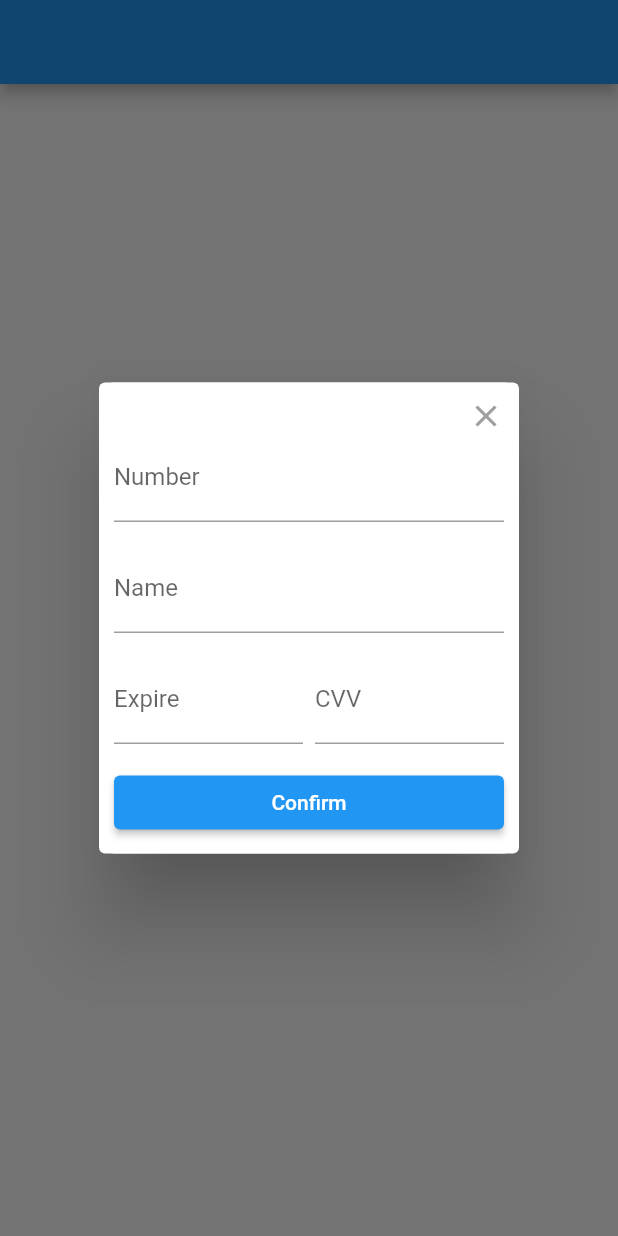
After one commit to ufznr37/flutter-custom-dialog, a Flutter app: the screen it shows after launch, after a tap on "Credit Dialog", on a phone screen of 412 x 824 dp. The commit adds this screen. Run offline on Flutter 3.47's test engine with Material 2 defaults, Android fonts, the phone set to English and light mode, and no system bars.

Commit message:
fix: Added credit card dialog

```diff
--- /dev/null
+++ b/lib/custom_dialog/credit_card_dialog.dart
@@ -0,0 +1,177 @@
+import 'package:flutter/material.dart';
+import 'package:flutter/services.dart';
+import 'package:flutter_custom_dialog/custom_dialog/credit_card_validation.dart';
+import 'package:flutter_custom_dialog/custom_dialog/credit_formatters.dart';
+
+class CreditCard {
+  final String cardNumber;
+  final String cardHolder;
+  final String expiryMonth;
+  final String expiryYear;
+  final String cvv;
+
+  CreditCard(
+      {required this.cardNumber,
+      required this.cardHolder,
+      required this.expiryMonth,
+      required this.expiryYear,
+      required this.cvv});
+}
+
+class CreditCardDialog extends StatelessWidget {
+  CreditCardDialog({Key? key, this.onConfirm}) : super(key: key);
+
+  final Function(CreditCard creditCard)? onConfirm;
+  final _formKey = GlobalKey<FormState>();
+  final _numberController = TextEditingController();
+  final _nameController = TextEditingController();
+  final _expiryController = TextEditingController();
+  final _cvvController = TextEditingController();
+
+  void _onPressed(BuildContext context) {
+    if (_formKey.currentState?.validate() ?? false) {
+      final cardNumber = _numberController.text.toString().replaceAll(' ', '');
+      final cardHolder = _nameController.text.toString();
+      final expiryDateSplit = _expiryController.text.toString().split('/');
+      final expiryMonth = expiryDateSplit[0];
+      final expiryYear = expiryDateSplit[1];
+      final cvv = _cvvController.text.toString();
+      onConfirm?.call(CreditCard(
+          cardNumber: cardNumber,
+          cardHolder: cardHolder,
+          expiryMonth: expiryMonth,
+          expiryYear: expiryYear,
+          cvv: cvv));
+    }
+  }
+
+  @override
+  Widget build(BuildContext context) {
+    return AlertDialog(
+      insetPadding: const EdgeInsets.symmetric(horizontal: 10),
+      contentPadding: EdgeInsets.zero,
+      content: Container(
+        decoration: const BoxDecoration(
+          borderRadius: BorderRadius.all(Radius.circular(10)),
+        ),
+        child: Material(
+          color: Colors.transparent,
+          child: Container(
+            decoration: const BoxDecoration(
+                color: Colors.white,
+                borderRadius: BorderRadius.all(Radius.circular(10))),
+            padding: const EdgeInsets.all(10),
+            child: SingleChildScrollView(
+              child: Form(
+                key: _formKey,
+                child: Column(
+                  mainAxisSize: MainAxisSize.min,
+                  children: [
+                    Align(
+                      alignment: Alignment.topRight,
+                      child: GestureDetector(
+                        onTap: () => Navigator.of(context).pop(),
+                        child: const Icon(
+                          Icons.clear,
+                          color: Colors.grey,
+                        ),
+                      ),
+                    ),
+                    TextFormField(
+                      controller: _numberController,
+                      keyboardType: TextInputType.number,
+                      inputFormatters: [
+                        FilteringTextInputFormatter.digitsOnly,
+                        LengthLimitingTextInputFormatter(16),
+                        CardNumberInputFormatter(),
+                      ],
+                      validator: (value) {
+                        if (CreditCardValidation.isCardNumber(value)) {
+                          return null;
+                        }
+                        return "Invalid Card number";
+                      },
+                      decoration: const InputDecoration(
+                        labelText: "Number",
+                      ),
+                    ),
+                    const SizedBox(
+                      height: 15,
+                    ),
+                    TextFormField(
+                      controller: _nameController,
+                      decoration: const InputDecoration(
+                        labelText: "Name",
+                      ),
+                      validator: (value) {
+                        if (CreditCardValidation.isName(value)) {
+                          return null;
+                        }
+                        return "Invalid Name";
+                      },
+                    ),
+                    const SizedBox(height: 15),
+                    Row(
+                      children: [
+                        Expanded(
+                          child: TextFormField(
+                            controller: _expiryController,
+                            keyboardType: TextInputType.number,
+                            inputFormatters: [
+                              FilteringTextInputFormatter.digitsOnly,
+                              LengthLimitingTextInputFormatter(4),
+                              CardMonthInputFormatter()
+                            ],
+                            decoration: const InputDecoration(
+                              labelText: "Expire",
+                            ),
+                            validator: (value) {
+                              if (CreditCardValidation.isExpiryDate(value)) {
+                                return null;
+                              }
+                              return "Invalid Expiry date";
+                            },
+                          ),
+                        ),
+                        const SizedBox(
+                          width: 8,
+                        ),
+                        Expanded(
+                          child: TextFormField(
+                            controller: _cvvController,
+                            keyboardType: TextInputType.number,
+                            inputFormatters: [
+                              FilteringTextInputFormatter.digitsOnly,
+                              LengthLimitingTextInputFormatter(3),
+                            ],
+                            textInputAction: TextInputAction.done,
+                            decoration: const InputDecoration(
+                              labelText: "CVV",
+                            ),
+                            validator: (value) {
+                              if (CreditCardValidation.isCvv(value)) {
+                                return null;
+                              }
+                              return 'Invalid CVV';
+                            },
+                          ),
+                        )
+                      ],
+                    ),
+                    const SizedBox(height: 15),
+                    SizedBox(
+                      width: double.infinity,
+                      child: ElevatedButton(
+                          onPressed: () => _onPressed(context),
+                          child: const Text("Confirm")),
+                    )
+                  ],
+                ),
+              ),
+            ),
+          ),
+        ),
+      ),
+    );
+  }
+}
--- a/lib/main.dart
+++ b/lib/main.dart
@@ -1,4 +1,5 @@
 import 'package:flutter/material.dart';
+import 'package:flutter_custom_dialog/custom_dialog/credit_card_dialog.dart';
 import 'package:flutter_custom_dialog/platform_dialog/platform_dialog.dart';
 
 void main() {
@@ -28,15 +29,30 @@ class HomePage extends StatelessWidget {
     PlatformDialog.show(context);
   }
 
+  void _showCreditCardDialog(BuildContext context) {
+    showDialog(context: context, builder: (context) => CreditCardDialog());
+  }
+
   @override
   Widget build(BuildContext context) {
     return Scaffold(
       appBar: AppBar(
       ),
-      body: const SizedBox(),
-      floatingActionButton: FloatingActionButton(
-        onPressed: () => _showDialog(context),
-        child: const Icon(Icons.ac_unit),
+      body: Center(
+        child: Column(
+          crossAxisAlignment: CrossAxisAlignment.center,
+          mainAxisAlignment: MainAxisAlignment.center,
+          children: [
+            ElevatedButton(
+              child: const Text("Platform Dialog"),
+              onPressed: () => _showDialog(context),
+            ),
+            ElevatedButton(
+              child: const Text("Credit Dialog"),
+              onPressed: () => _showCreditCardDialog(context),
+            ),
+          ],
+        ),
       ),
     );
   }
--- a/pubspec.yaml
+++ b/pubspec.yaml
@@ -36,8 +36,7 @@ dependencies:
   cupertino_icons: ^1.0.2
 
 dev_dependencies:
-  flutter_test:
-    sdk: flutter
+  test: ^1.20.2
 
   # The "flutter_lints" package below contains a set of recommended lints to
   # encourage good coding practices. The lint set provided by the package is
```
Also changed, not shown: lib/custom_dialog/credit_card_validation.dart (added, +70 -0 lines), lib/custom_dialog/credit_formatters.dart (added, +53 -0 lines), pubspec.lock, 2 other files.
